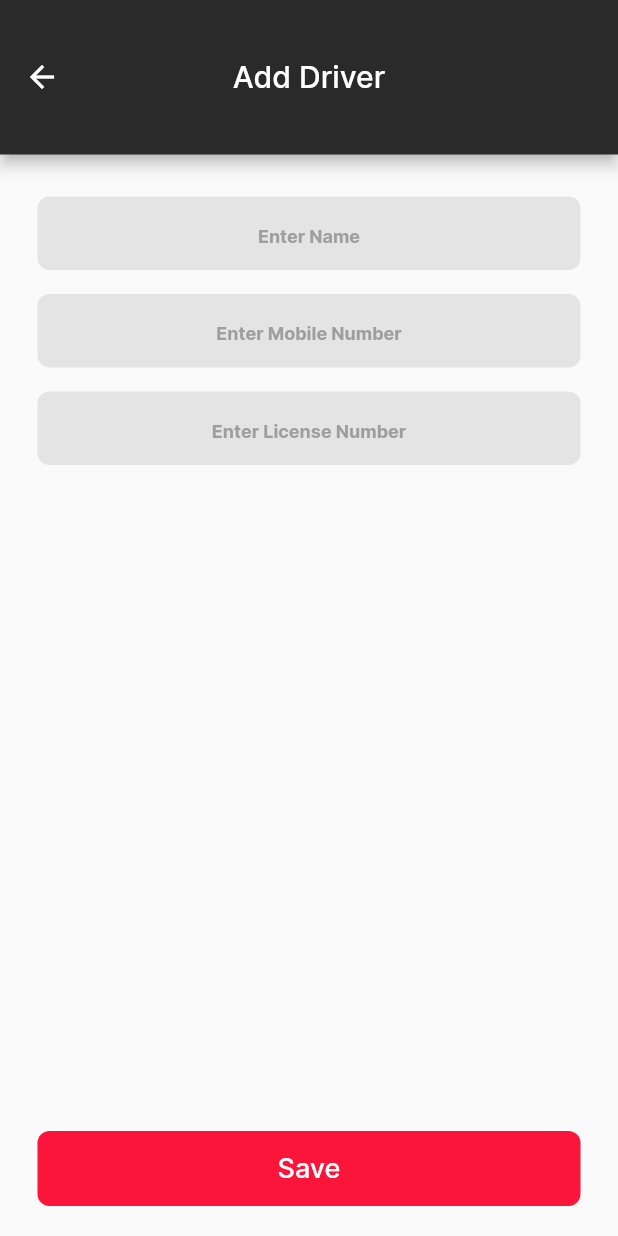
After one commit to saninssnz/machine_test, a Flutter app: the AddDriverScreen screen opened directly, on a phone screen of 412 x 824 dp. The commit adds this screen. Run offline on Flutter 3.47's test engine with Material 2 defaults, Android fonts, the phone set to English and light mode, and no system bars; our stand-ins replace flutter_svg.

Commit message:
completed driver section

```diff
--- /dev/null
+++ b/lib/Model/DriversModelFile.dart
@@ -0,0 +1,37 @@
+// To parse this JSON data, do
+//
+//     final driverModelFile = driverModelFileFromJson(jsonString);
+
+import 'dart:convert';
+
+DriverModelFile driverModelFileFromJson(String str) => DriverModelFile.fromJson(json.decode(str));
+
+String driverModelFileToJson(DriverModelFile data) => json.encode(data.toJson());
+
+class DriverModelFile {
+  DriverModelFile({
+    this.id,
+    this.name,
+    this.mobile,
+    this.licenseNo,
+  });
+
+  int? id;
+  String? name;
+  String? mobile;
+  String? licenseNo;
+
+  factory DriverModelFile.fromJson(Map<String, dynamic> json) => DriverModelFile(
+    id: json["id"],
+    name: json["name"],
+    mobile: json["mobile"],
+    licenseNo: json["license_no"],
+  );
+
+  Map<String, dynamic> toJson() => {
+    "id": id,
+    "name": name,
+    "mobile": mobile,
+    "license_no": licenseNo,
+  };
+}
--- /dev/null
+++ b/lib/Ui/AddDriverScreen.dart
@@ -0,0 +1,235 @@
+import 'dart:convert';
+import 'package:http/http.dart' as http;
+import 'package:flutter/cupertino.dart';
+import 'package:flutter/material.dart';
+import 'package:machine_test/Api.dart';
+import 'package:machine_test/Ui/DriversListScreen.dart';
+import 'package:machine_test/utils/Provider.dart';
+import 'package:machine_test/utils/Toast.dart';
+import 'package:machine_test/utils/Utils.dart';
+import 'package:provider/provider.dart';
+
+class AddDriverScreen extends StatefulWidget {
+  const AddDriverScreen({Key? key}) : super(key: key);
+
+  @override
+  _AddDriverScreenState createState() => _AddDriverScreenState();
+}
+
+class _AddDriverScreenState extends State<AddDriverScreen> {
+
+  TextEditingController nameController = new TextEditingController();
+  TextEditingController licenseNoController = new TextEditingController();
+  TextEditingController mobileController = new TextEditingController();
+
+  bool isAddDriver = false;
+
+  FocusNode nameNode = new FocusNode();
+  FocusNode licenseNode = new FocusNode();
+  FocusNode mobileNode = new FocusNode();
+
+  @override
+  Widget build(BuildContext context) {
+    return Scaffold(
+      bottomSheet:
+      Padding(
+        padding: const EdgeInsets.only(bottom: 20.0),
+        child: InkWell(
+          onTap: () {
+
+            nameNode.unfocus();
+            mobileNode.unfocus();
+            licenseNode.unfocus();
+
+            if(nameController.text.isEmpty){
+              Toast.show("Enter name", context);
+            }
+            else if(mobileController.text.isEmpty){
+              Toast.show("Enter Mobile Number", context);
+            }
+            else if(licenseNoController.text.isEmpty){
+              Toast.show("Enter License Number", context);
+            }
+            else{
+              addDriver(context, nameController.text, mobileController.text, licenseNoController.text).then((value){
+               Navigator.of(context).pop();
+              });
+            }
+          },
+          child: isAddDriver?
+              Center(
+                  child: CircularProgressIndicator(
+                    color: Utils.primaryColor,)):
+          Padding(
+            padding: const EdgeInsets.symmetric(horizontal: 25.0),
+            child: Container(
+              height: 50,
+              decoration: BoxDecoration(
+                borderRadius: BorderRadius.circular(8),
+                color: Utils.primaryColor,
+              ),
+              child: Padding(
+                padding: const EdgeInsets.symmetric(vertical: 10.0),
+                child: Center(
+                  child: Text(
+                    "Save",
+                    style: TextStyle(
+                        fontWeight: FontWeight.w500,
+                        color: Colors.white,
+                        fontSize: 18),
+                  ),
+                ),
+              ),
+            ),
+          ),
+        ),
+      ),
+      appBar: AppBar(
+        leading: IconButton(
+          icon: Icon(Icons.arrow_back, color: Colors.white),
+          onPressed: () => Navigator.of(context).pop(),
+        ),
+        backgroundColor: Utils.secondaryColor,
+        toolbarHeight: MediaQuery.of(context).size.height/8,
+        title: Text("Add Driver"),
+        centerTitle: true,
+      ),
+      body: Column(
+        children: [
+          SizedBox(height: 20,),
+          Padding(
+            padding: const EdgeInsets.symmetric(
+                horizontal: 25.0, vertical: 8),
+            child: Container(
+              decoration: BoxDecoration(
+                borderRadius: BorderRadius.circular(8),
+                color: Color(0XffE4E4E4),
+              ),
+              child: TextField(
+                controller: nameController,
+                focusNode: nameNode,
+                textAlign: TextAlign.center,
+                decoration: InputDecoration(
+                  border: InputBorder.none,
+                  focusedBorder: InputBorder.none,
+                  enabledBorder: InputBorder.none,
+                  errorBorder: InputBorder.none,
+                  disabledBorder: InputBorder.none,
+                  isDense: true,
+                  // Added this
+                  contentPadding: EdgeInsets.all(15),
+                  hintStyle: TextStyle(color: Colors.grey,
+                      fontSize: 12,
+                      fontWeight: FontWeight.bold),
+                  hintText: "Enter Name",
+                ),
+                cursorColor: Colors.black,
+              ),
+            ),
+          ),
+          Padding(
+            padding: const EdgeInsets.symmetric(
+                horizontal: 25.0, vertical: 8),
+            child: Container(
+              decoration: BoxDecoration(
+                borderRadius: BorderRadius.circular(8),
+                color: Color(0XffE4E4E4),
+              ),
+              child: TextField(
+                controller: mobileController,
+                focusNode: mobileNode,
+                textAlign: TextAlign.center,
+                keyboardType: TextInputType.phone,
+                maxLength: 10,
+                decoration: InputDecoration(
+                  counterText: "",
+                  border: InputBorder.none,
+                  focusedBorder: InputBorder.none,
+                  enabledBorder: InputBorder.none,
+                  errorBorder: InputBorder.none,
+                  disabledBorder: InputBorder.none,
+                  isDense: true,
+                  // Added this
+                  contentPadding: EdgeInsets.all(15),
+                  hintStyle: TextStyle(color: Colors.grey,
+                      fontSize: 12,
+                      fontWeight: FontWeight.bold),
+                  hintText: "Enter Mobile Number",
+                ),
+                cursorColor: Colors.black,
+              ),
+            ),
+          ),
+          Padding(
+            padding: const EdgeInsets.symmetric(
+                horizontal: 25.0, vertical: 8),
+            child: Container(
+              decoration: BoxDecoration(
+                borderRadius: BorderRadius.circular(8),
+                color: Color(0XffE4E4E4),
+              ),
+              child: TextField(
+                controller: licenseNoController,
+                focusNode: licenseNode,
+                keyboardType: TextInputType.phone,
+                textAlign: TextAlign.center,
+                decoration: InputDecoration(
+                  border: InputBorder.none,
+                  focusedBorder: InputBorder.none,
+                  enabledBorder: InputBorder.none,
+                  errorBorder: InputBorder.none,
+                  disabledBorder: InputBorder.none,
+                  isDense: true,
+                  // Added this
+                  contentPadding: EdgeInsets.all(15),
+                  hintStyle: TextStyle(color: Colors.grey,
+                      fontSize: 12,
+                      fontWeight: FontWeight.bold),
+                  hintText: "Enter License Number",
+                ),
+                cursorColor: Colors.black,
+              ),
+            ),
+          ),
+        ],
+      ),
+    );
+  }
+
+  Future<void> addDriver(BuildContext context, String name,mobile,licenseNo) async {
+
+    var response;
+
+    isAddDriver=true;
+    setState(() {});
+
+    String url = Api.BASE_URL + "DriverApi" + "/" + Provider.of<DataProvider>(context, listen: false).urlId + "/";
+
+    var body = {
+      'name': name,
+      'mobile': mobile,
+      'license_no': licenseNo,
+    };
+
+
+    response =
+    await http.post(Uri.parse(url), body: body,headers: {
+      "Authorization": "Bearer " + Provider.of<DataProvider>(context, listen: false).accessToken
+    });
+
+    isAddDriver = false;
+    setState(() {
+
+    });
+
+    if (response.statusCode == 200) {
+      String responseString = response.body;
+      var data = jsonDecode(responseString);
+
+      setState(() {
+
+      });
+
+    }
+  }
+}
--- a/lib/Ui/StartUpScreen.dart
+++ b/lib/Ui/StartUpScreen.dart
@@ -28,7 +28,6 @@ class StartUpScreen extends StatelessWidget {
                 onTap: (){
                   Navigator.of(context).push(
                       MaterialPageRoute(
-                        fullscreenDialog: true,
                           builder: (context) =>
                               LoginScreen()));
                 },
--- a/lib/utils/Utils.dart
+++ b/lib/utils/Utils.dart
@@ -3,4 +3,5 @@ import 'dart:ui';
 class Utils{
   static Color primaryColor = Color(0xfffc153b);
   static Color secondaryColor = Color(0xff2a2a2a);
+
 }
--- a/pubspec.yaml
+++ b/pubspec.yaml
@@ -19,7 +19,7 @@ publish_to: 'none' # Remove this line if you wish to publish to pub.dev
 version: 1.0.0+1
 
 environment:
-  sdk: '>=3.0.0-275.0.dev <4.0.0'
+  sdk: '>=2.19.4-275.0.dev <4.0.0'
 
 # Dependencies specify other packages that your package needs in order to work.
 # To automatically upgrade your package dependencies to the latest versions
```
Also changed, not shown: lib/Ui/DriversListScreen.dart (added, +260 -0 lines), lib/Ui/LoginScreen.dart (+16 -4 lines), lib/Ui/MainScreen.dart (+10 -1 lines), assets/images/driverimg.png (added), pubspec.lock.
